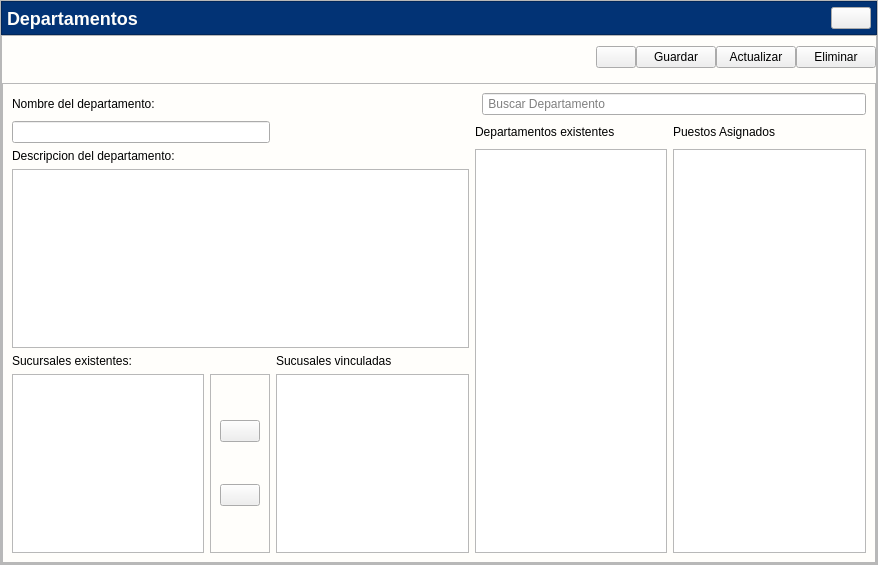
Above: app/View/UserInterfaceUi/UI_CONTROL_DEPARTAMENTOS.ui from LAngelVp/software-punto-de-venta before the change. Below: the same form after it.
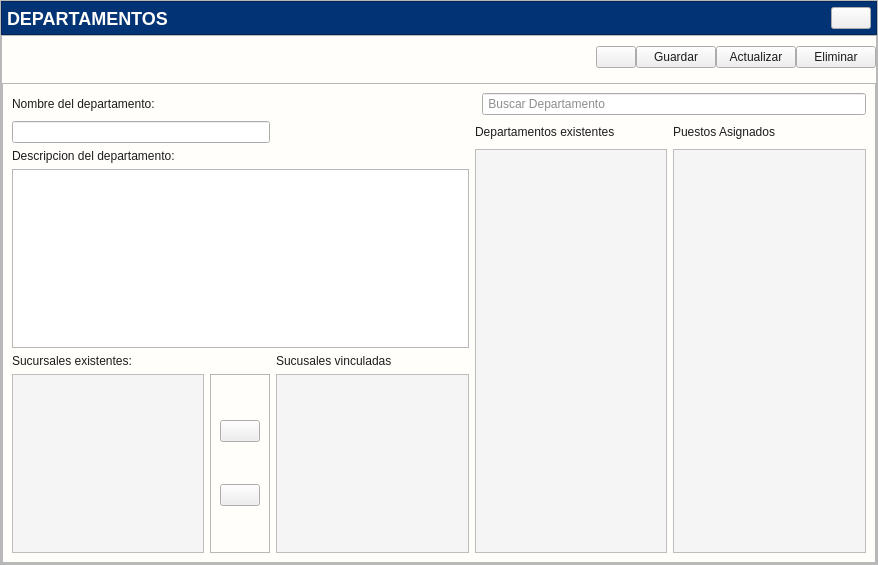
That is the form after the change. Icons and pictures are not drawn.

Diff of the .ui file:
```diff
--- a/app/View/UserInterfaceUi/UI_CONTROL_DEPARTAMENTOS.ui
+++ b/app/View/UserInterfaceUi/UI_CONTROL_DEPARTAMENTOS.ui
@@ -14,11 +14,13 @@
    <string>Form</string>
   </property>
   <property name="styleSheet">
-   <string notr="true">#Control_departamentos{
+   <string notr="true">*{color: #1d1c1c;}
+#Control_departamentos{
 background: #fffefb;
 }
 [objectName*=&quot;contenedor&quot;]{
 background: #fffefb;
+border:none;
 }
 #contenedor_encabezado{
 background: #023375;
@@ -96,6 +98,7 @@
 QListWidget {
     font-family: Arial;
     font-size: 14px;
+	background: #F5F5F5;
 }
 /* Barra vertical */
 QListWidget::vertical-scrollbar {
@@ -194,7 +197,7 @@
          <item>
           <widget class="QLabel" name="etiquetaTituloEncabezado">
            <property name="text">
-            <string>Departamentos</string>
+            <string>DEPARTAMENTOS</string>
            </property>
           </widget>
          </item>
```
Left out of the diff: 28 changed lines with no effect on the pictures.
